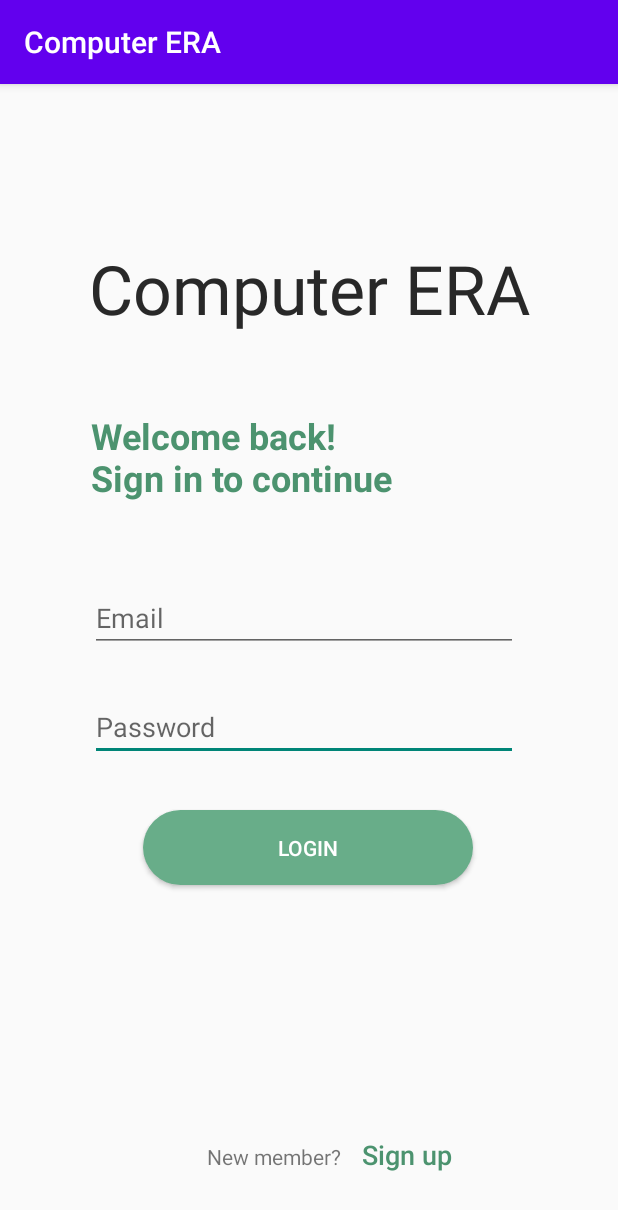
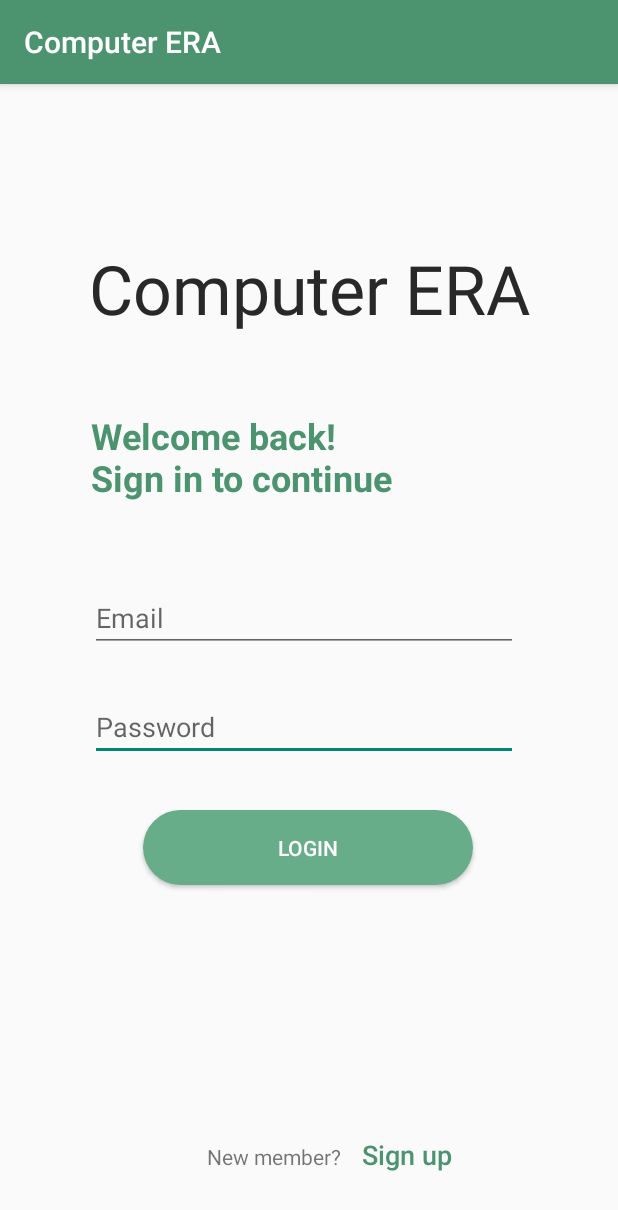
Before and after one commit to nguyenthegiang/PRM392_Project_ShopOnline, an Android app: the screen it shows after launch (LoginActivity), on a phone screen of 412 x 824 dp. Shown: the top 1210 px of the screen. Run offline under Robolectric (Android 15) with nearby library versions, the phone set to English and light mode, and no system bars; our stand-ins replace Firebase (no records; nobody signed in at launch, a user with empty details on screens opened directly).

Commit message:
Change App Theme

```diff
--- a/app/src/main/res/values/themes.xml
+++ b/app/src/main/res/values/themes.xml
@@ -2,8 +2,8 @@
     <!-- Base application theme. -->
     <style name="Theme.PRM392_Project" parent="Theme.AppCompat.Light.DarkActionBar">
         <!-- Primary brand color. -->
-        <item name="colorPrimary">@color/purple_500</item>
-        <item name="colorPrimaryVariant">@color/purple_700</item>
+        <item name="colorPrimary">@color/darkGreen</item>
+        <item name="colorPrimaryVariant">@color/darkestGreen</item>
         <item name="colorOnPrimary">@color/white</item>
         <!-- Secondary brand color. -->
         <item name="colorSecondary">@color/teal_200</item>
```
